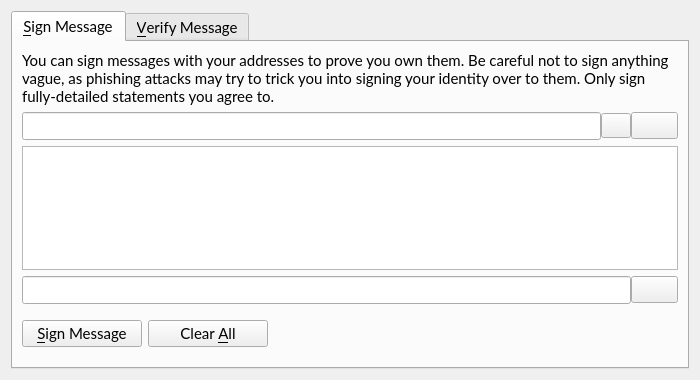
This is src/qt/forms/signverifymessagedialog.ui in VeriConomy/vericoin as Qt 5 draws it before an edit. The edited form follows.
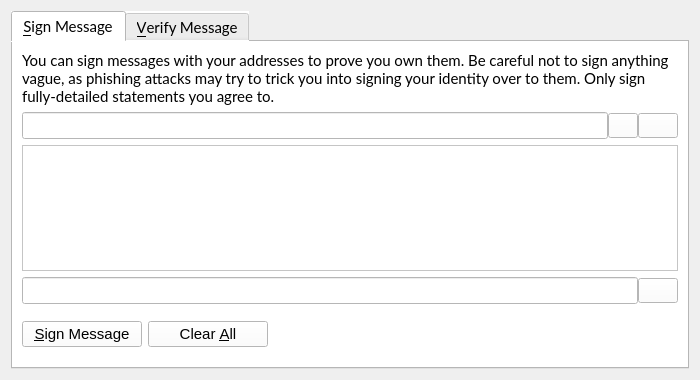
This is the edited form. Icons and pictures are not drawn. Custom widgets are drawn as their Qt base class.

Diff of the .ui file:
```diff
--- a/src/qt/forms/signverifymessagedialog.ui
+++ b/src/qt/forms/signverifymessagedialog.ui
@@ -30,6 +30,9 @@
        <family>Lato</family>
       </font>
      </property>
+     <property name="styleSheet">
+      <string notr="true">background: white;</string>
+     </property>
      <property name="currentIndex">
       <number>0</number>
      </property>
```
